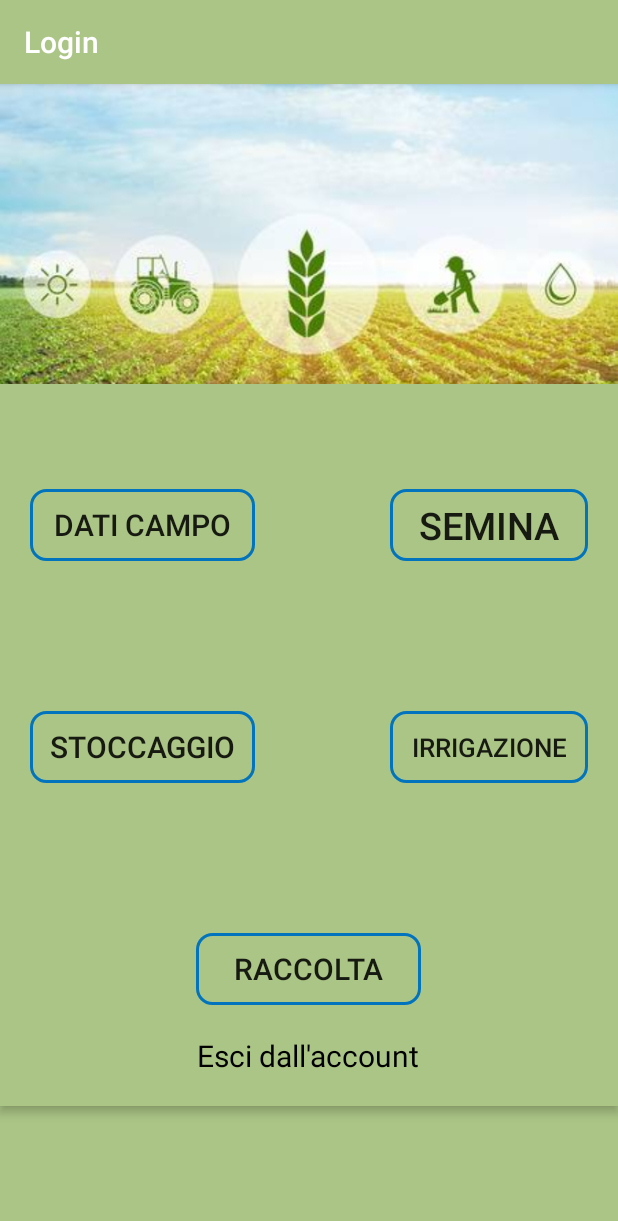
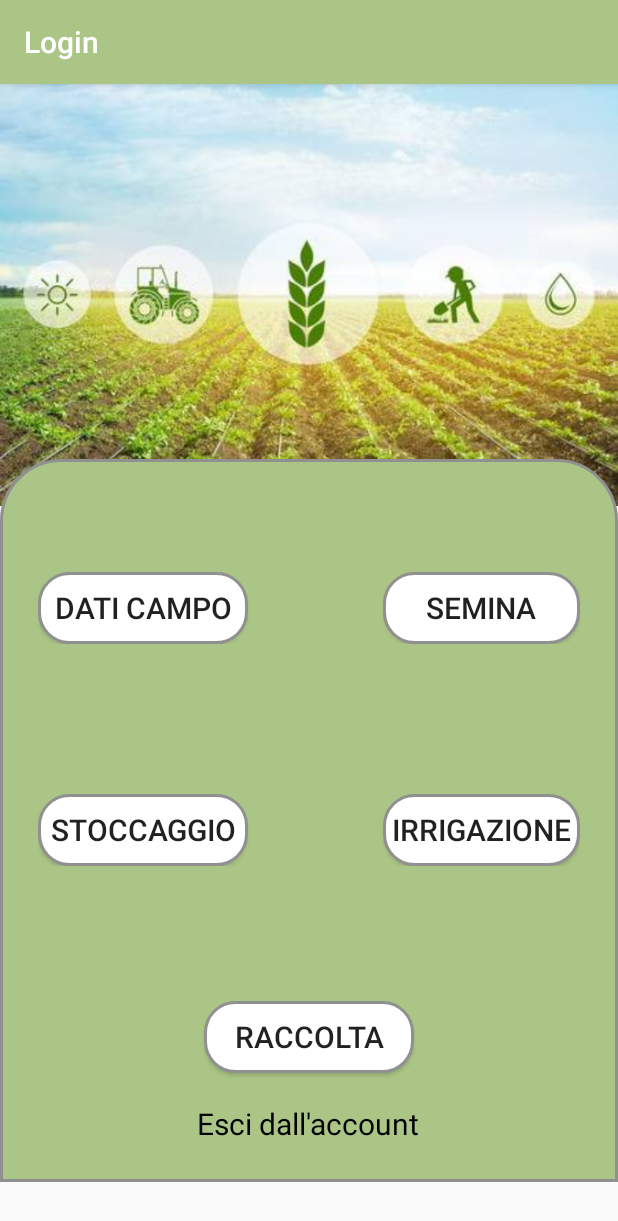
Before and after one commit to kenz097/Gruppo-18-Smart-Farming, an Android app: the Homepage screen opened directly, with no data from a screen before it, on a phone screen of 412 x 824 dp. Shown: the top 1221 px of the screen. Run offline under Robolectric (Android 15) with nearby library versions, the phone set to English and light mode, and no system bars.

Commit message:
Bug fixed

```diff
--- a/app/src/main/java/com/example/smartfarming/MainActivity.java
+++ b/app/src/main/java/com/example/smartfarming/MainActivity.java
@@ -60,7 +60,7 @@
         builder.show();
     }
 
-    public void checkLogin(TextView t1, TextView t2, View view) {
+    public void checkLogin(EditText t1, EditText t2, View view) {
         if (t1.toString().equalsIgnoreCase("giacomomancini@gmail.com")) {
             if (t2.toString().equalsIgnoreCase("ciaociao")) {
                 Intent intent = new Intent(this, Homepage.class);
--- /dev/null
+++ b/app/src/main/res/drawable/border_homepage.xml
@@ -0,0 +1,12 @@
+<?xml version="1.0" encoding="utf-8"?>
+<shape xmlns:android="http://schemas.android.com/apk/res/android"
+    android:shape="rectangle" android:padding="10dp">
+    <solid android:color="@color/colorPrimary" />
+    <corners
+        android:topLeftRadius="40dp"
+        android:topRightRadius="40dp"
+        />
+    <stroke
+        android:width="2dp"
+        android:color="#909090"/>
+</shape>
--- a/app/src/main/res/layout/activity_homepage.xml
+++ b/app/src/main/res/layout/activity_homepage.xml
@@ -3,24 +3,23 @@
     xmlns:app="http://schemas.android.com/apk/res-auto"
     android:layout_width="match_parent"
     android:layout_height="match_parent"
-    android:background="@color/colorPrimary"
+
     android:orientation="vertical">
 
     <ImageView
         android:id="@+id/imageView"
         android:layout_width="wrap_content"
         android:layout_height="wrap_content"
-        android:layout_marginTop="-20dp"
+        android:layout_marginTop="-13dp"
         app:srcCompat="@drawable/field_homepage" />
 
     <RelativeLayout
         android:layout_width="fill_parent"
         android:layout_height="wrap_content"
-        android:layout_marginTop="200dp"
-        android:background="@color/colorPrimary"
-        android:elevation="4dp"
+        android:layout_marginTop="250dp"
+        android:background="@drawable/border_homepage"
         android:orientation="vertical"
-        android:padding="20dp">
+        android:padding="25dp">
 
         <RelativeLayout
             android:id="@+id/relativeOne"
@@ -31,21 +30,21 @@
 
             <Button
                 android:id="@+id/datiCampo"
-                android:layout_width="150dp"
+                android:layout_width="140dp"
                 android:layout_height="wrap_content"
-                android:background="@drawable/et_style"
+                android:background="@drawable/edit_element_style"
                 android:text="Dati campo"
                 android:textSize="20sp" />
 
             <Button
                 android:id="@+id/semina"
-                android:layout_width="150dp"
+                android:layout_width="140dp"
                 android:layout_height="wrap_content"
                 android:layout_marginLeft="90dp"
                 android:layout_toRightOf="@id/datiCampo"
-                android:background="@drawable/et_style"
+                android:background="@drawable/edit_element_style"
                 android:text="Semina"
-                android:textSize="25sp" />
+                android:textSize="20sp" />
 
         </RelativeLayout>
 
@@ -59,21 +58,21 @@
 
             <Button
                 android:id="@+id/stoccaggio"
-                android:layout_width="150dp"
+                android:layout_width="140dp"
                 android:layout_height="wrap_content"
-                android:background="@drawable/et_style"
+                android:background="@drawable/edit_element_style"
                 android:text="Stoccaggio"
                 android:textSize="20sp" />
 
             <Button
                 android:id="@+id/irrigazione"
-                android:layout_width="150dp"
+                android:layout_width="140dp"
                 android:layout_height="wrap_content"
                 android:layout_marginLeft="90dp"
                 android:layout_toRightOf="@id/stoccaggio"
-                android:background="@drawable/et_style"
+                android:background="@drawable/edit_element_style"
                 android:text="Irrigazione"
-                android:textSize="17sp" />
+                android:textSize="20sp" />
 
         </RelativeLayout>
 
@@ -81,15 +80,15 @@
             android:layout_width="fill_parent"
             android:layout_height="wrap_content"
             android:layout_below="@+id/relativeTwo"
-            android:layout_marginTop="100dp"
+            android:layout_marginTop="90dp"
             android:orientation="vertical">
 
             <Button
                 android:id="@+id/raccolta"
-                android:layout_width="150dp"
+                android:layout_width="140dp"
                 android:layout_height="wrap_content"
                 android:layout_centerHorizontal="true"
-                android:background="@drawable/et_style"
+                android:background="@drawable/edit_element_style"
                 android:text="Raccolta"
                 android:textSize="20sp" />
 
@@ -99,6 +98,7 @@
                 android:layout_below="@+id/raccolta"
                 android:layout_centerHorizontal="true"
                 android:layout_marginTop="20dp"
+                android:onClick="goLogout"
                 android:text="Esci dall'account"
                 android:textColor="#000"
                 android:textSize="20sp" />
```
